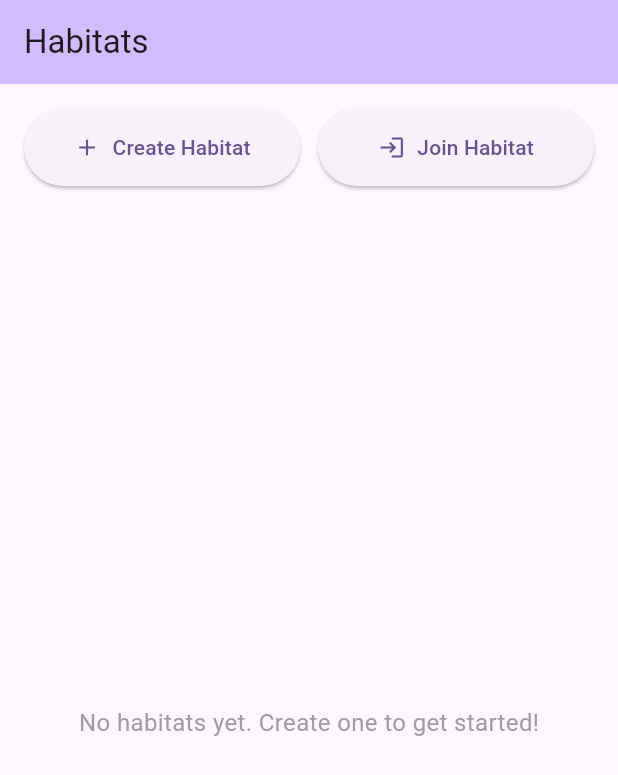
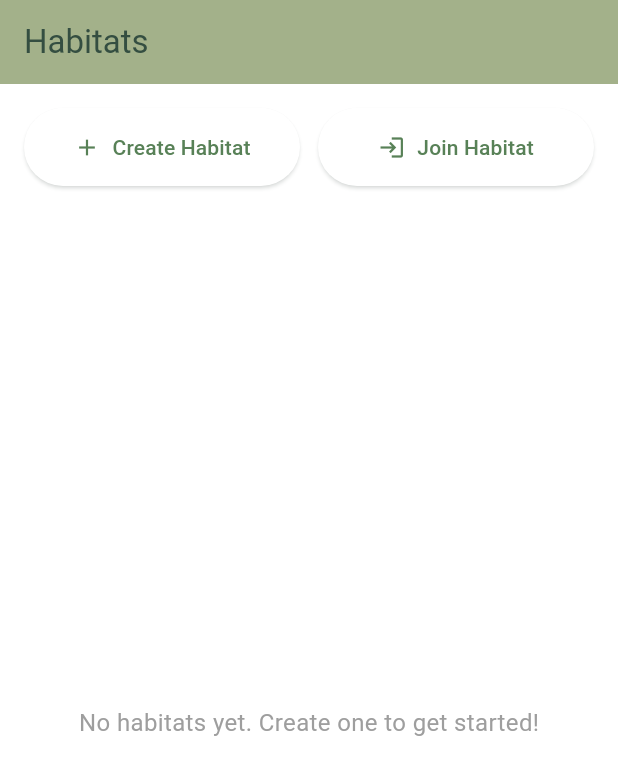
Before and after one commit to Starlumine/habitat-app, a Flutter app: the screen it shows after launch, on a phone screen of 412 x 824 dp. Shown: the top 775 px of the screen. Run offline on Flutter 3.47's test engine with Material 3 defaults, Android fonts, the phone set to English and light mode, and no system bars; our stand-ins replace cloud_firestore, firebase_core; accounts and stored records are empty.

Commit message:
Added color scheme

```diff
--- a/habitat_application/lib/main.dart
+++ b/habitat_application/lib/main.dart
@@ -20,11 +20,44 @@
 
   @override
   Widget build(BuildContext context) {
+    // Earthy color palette
+    const Color lightBeige = Color(0xFFDAD7CD);
+    const Color sageGreen = Color(0xFFA3B18A);
+    const Color mediumGreen = Color(0xFF588157);
+    const Color darkGreen = Color(0xFF3A5A40);
+    const Color veryDarkGreen = Color(0xFF344E41);
+
     return MaterialApp(
       title: 'Habitat App',
       theme: ThemeData(
-        colorScheme: ColorScheme.fromSeed(seedColor: Colors.deepPurple),
         useMaterial3: true,
+        colorScheme: ColorScheme(
+          brightness: Brightness.light,
+          primary: mediumGreen,
+          onPrimary: Colors.white,
+          secondary: sageGreen,
+          onSecondary: veryDarkGreen,
+          tertiary: darkGreen,
+          onTertiary: Colors.white,
+          error: Colors.red,
+          onError: Colors.white,
+          surface: Colors.white,
+          onSurface: veryDarkGreen,
+          surfaceVariant: sageGreen.withOpacity(0.3),
+          onSurfaceVariant: darkGreen,
+          outline: darkGreen,
+          shadow: veryDarkGreen.withOpacity(0.3),
+          inverseSurface: veryDarkGreen,
+          onInverseSurface: lightBeige,
+          inversePrimary: sageGreen,
+          primaryContainer: sageGreen.withOpacity(0.3),
+          onPrimaryContainer: darkGreen,
+          secondaryContainer: lightBeige,
+          onSecondaryContainer: veryDarkGreen,
+          tertiaryContainer: mediumGreen.withOpacity(0.3),
+          onTertiaryContainer: veryDarkGreen,
+        ),
+        scaffoldBackgroundColor: Colors.white,
       ),
       home: const HabitatHomePage(),
     );
```
Also changed, not shown: habitat_application/lib/screens/group_detail_screen.dart (+48 -28 lines).
